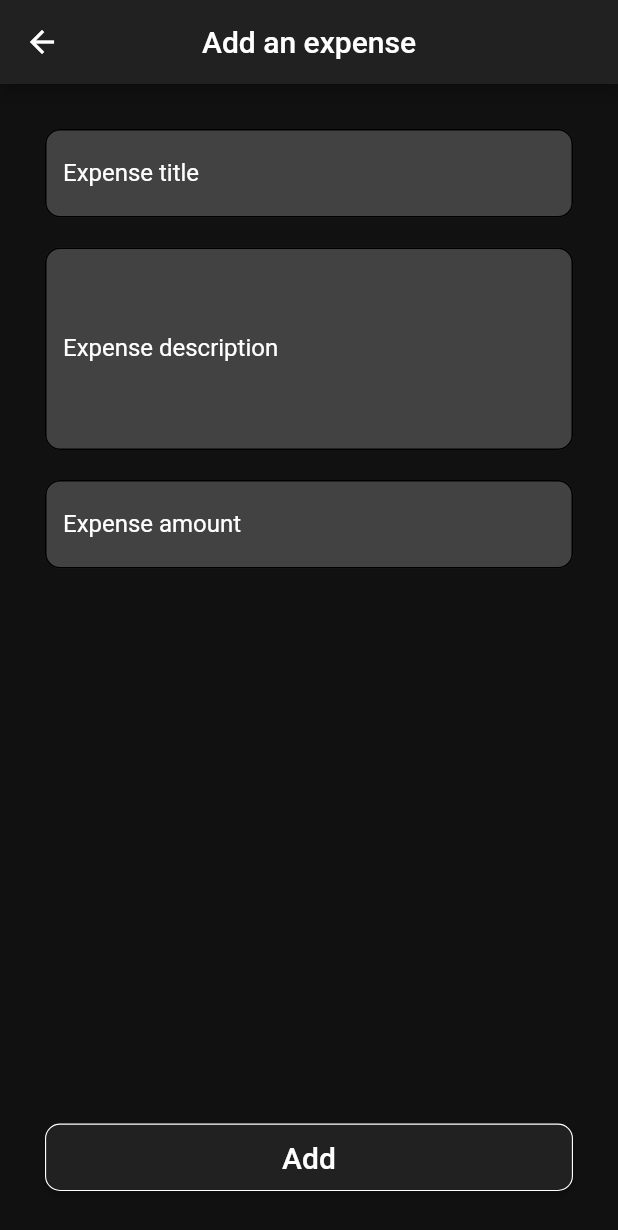
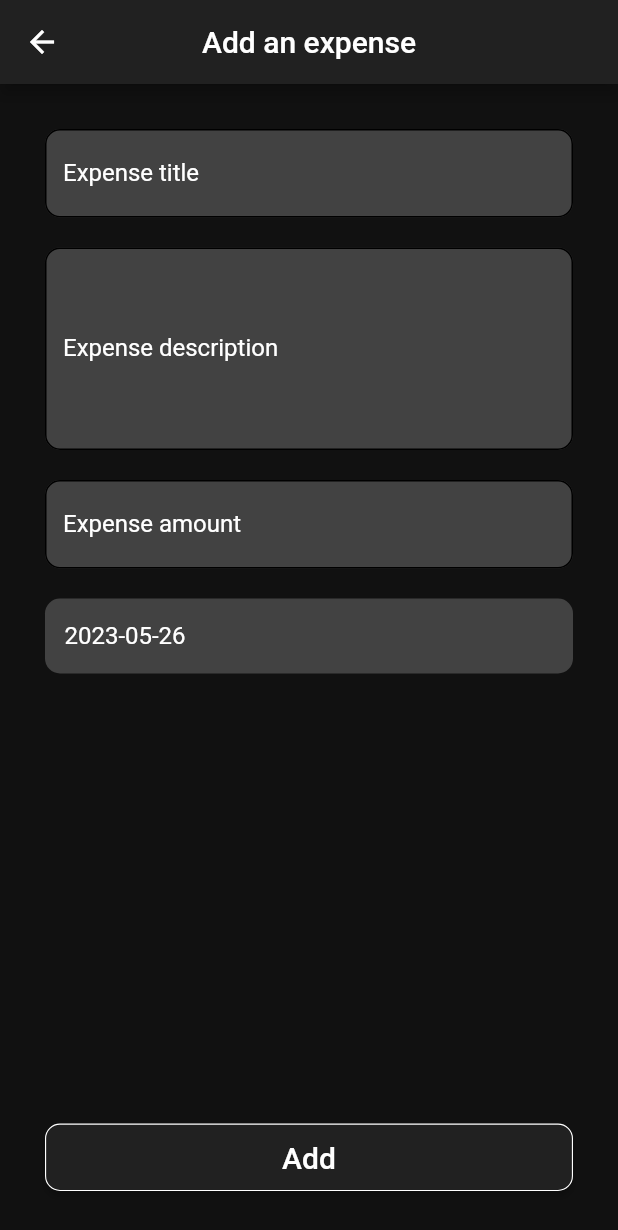
Before and after one commit to najo-al/ExpensesCalculator, a Flutter app: the ExpenseScreen screen opened directly, after a tap on "Add", on a phone screen of 412 x 824 dp. Shown: the top 1230 px of the screen. Run offline on Flutter 3.47's test engine with Material 2 defaults, Android fonts, the phone set to English and light mode, and no system bars; our stand-ins replace google_nav_bar, hive_flutter; accounts and stored records are empty.

Commit message:
Bug fixes -fixed bug when editing and deleting an expense

```diff
--- a/lib/components/expense.dart
+++ b/lib/components/expense.dart
@@ -4,7 +4,7 @@ class ExpenseComponent extends StatelessWidget {
   final String title;
   final String value;
 
-  ExpenseComponent({required this.title, required this.value});
+  const ExpenseComponent({super.key, required this.title, required this.value});
 
   @override
   Widget build(BuildContext context) {
--- a/lib/components/expense_input.dart
+++ b/lib/components/expense_input.dart
@@ -7,7 +7,7 @@ class ExpenseInputComponent extends StatelessWidget {
   final String? maxLines;
   final TextInputType keyboardType;
 
-  ExpenseInputComponent({
+  const ExpenseInputComponent({super.key,
     required this.controller,
     required this.hintText,
     required this.labelText,
@@ -29,13 +29,13 @@ class ExpenseInputComponent extends StatelessWidget {
           hintText: hintText,
           hintStyle: TextStyle(color: Colors.grey.shade400),
           labelText: labelText,
-          labelStyle: TextStyle(color: Colors.white),
-          enabledBorder: OutlineInputBorder(
+          labelStyle: const TextStyle(color: Colors.white),
+          enabledBorder: const OutlineInputBorder(
             borderRadius: BorderRadius.all(Radius.circular(10.0)),
             // borderSide: BorderSide(color: Colors.white, width: 2.0),
           ),
           focusedBorder: OutlineInputBorder(
-            borderRadius: BorderRadius.all(Radius.circular(10.0)),
+            borderRadius: const BorderRadius.all(Radius.circular(10.0)),
             borderSide: BorderSide(
                 color: Theme.of(context).colorScheme.secondary, width: 2.0),
           ),
--- a/lib/main.dart
+++ b/lib/main.dart
@@ -1,3 +1,4 @@
+// ignore_for_file: unused_local_variable
 import 'package:flutter/material.dart';
 import 'package:gradproject/screens/expenses_screen.dart';
 import 'package:hive_flutter/hive_flutter.dart';
@@ -21,9 +22,9 @@ class MyApp extends StatelessWidget {
       theme: ThemeData(
         colorScheme: ColorScheme.fromSwatch().copyWith(
           primary: Colors.grey.shade900,
-          secondary: Color.fromARGB(255, 230, 169, 197),
+          secondary: const Color.fromARGB(255, 230, 169, 197),
           tertiary: Colors.grey.shade800,
-          background: Color.fromARGB(255, 17, 17, 17),
+          background: const Color.fromARGB(255, 17, 17, 17),
         ),
       ),
       home: const ExpensesScreen(),
--- a/lib/models/expenses_model.dart
+++ b/lib/models/expenses_model.dart
@@ -1,12 +1,12 @@
 class Expense {
-  final int? id;
+  final String id;
   final String title;
   final double amount;
   final String description;
   final DateTime date;
 
   const Expense({
-    this.id,
+    required this.id,
     required this.title,
     required this.amount,
     required this.description,
--- a/lib/screens/expense_screen.dart
+++ b/lib/screens/expense_screen.dart
@@ -1,8 +1,9 @@
 import 'package:flutter/material.dart';
 import 'package:gradproject/components/expense_input.dart';
 import 'package:gradproject/models/expenses_model.dart';
-import 'package:gradproject/services/database_helper.dart';
+import 'package:gradproject/screens/expenses_screen.dart';
 import 'package:hive_flutter/hive_flutter.dart';
+import 'package:uuid/uuid.dart';
 
 class ExpenseScreen extends StatefulWidget {
   final Expense? expense;
@@ -15,12 +16,11 @@ class ExpenseScreen extends StatefulWidget {
       {DateTime? startDate, DateTime? endDate}) async {
     final _myDb = Hive.box('expenses');
 
-    // filter by date
     if (startDate != null && endDate != null) {
       final data = _myDb.keys.map((key) {
         final item = _myDb.get(key);
         return {
-          "id": key,
+          "id": item['id'],
           "title": item['title'],
           "description": item['description'],
           "amount": item['amount'],
@@ -30,11 +30,9 @@ class ExpenseScreen extends StatefulWidget {
 
       final filteredData = data.reversed.toList().where((element) {
         final date = element['date'];
-        print(date);
         return date.isAfter(startDate) && date.isBefore(endDate);
       }).toList();
 
-      print(filteredData);
       return filteredData;
     }
 
@@ -47,14 +45,44 @@ class _ExpenseScreenState extends State<ExpenseScreen> {
 
   final _myDb = Hive.box('expenses');
 
-  void _writeData(Map<String, dynamic> data, [index]) async {
+  void _writeData(Map<String, dynamic> data, [id]) async {
+    List _temp = [];
+    var tempVal;
     if (widget.expense != null) {
-      // show all componenets of db
-      print({_myDb.keys, _myDb.values});
+      await _readData().then((value) {
+        tempVal = value.reversed.toList();
+        print('READDATA: $tempVal');
+        return;
+        for (int i = 0; i < value.length; i++) {
+          _temp.add(value[i]);
+          // print('TEMP ADD ${value[i]}');
+          _temp = _temp.reversed.toList();
+          // if (value[i]['id'] == widget.expense!.id) {
+          //   print('VALUE: $value');
+          //   print('VALUE INDEX: ${value[i]}');
+          //   print('MYDB INDEX: ${_myDb.getAt(i)}');
+          //   _te
+          //   // _myDb.putAt(i, data);
+          // }
+        }
+      });
+      // print('TEMP: ${_temp}');
+      // print('READ ${tempVal[0]}');
+      // print('MYDB INDEX: ${await _myDb.getAt(0)}');
 
-      await _myDb.putAt(index, data);
+      // print('DB: ${_myDb.toMap()}');
+      for (int i = 0; i < tempVal.length; i++) {
+        if (tempVal[i]['id'] == id) {
+          // print('ID: $id');
+          // print('TEMPVAL: ${tempVal[i]}');
+          // print('MYDB: ${await _myDb.getAt(i)}');
+          _myDb.putAt(i, data);
+        }
+      }
+
       return;
     }
+    print(data);
     await _myDb.add(data);
     // _readData();
   }
@@ -63,7 +91,7 @@ class _ExpenseScreenState extends State<ExpenseScreen> {
     final data = _myDb.keys.map((key) {
       final item = _myDb.get(key);
       return {
-        "id": key,
+        "id": item['id'],
         "title": item['title'],
         "description": item['description'],
         "amount": item['amount'],
@@ -79,6 +107,7 @@ class _ExpenseScreenState extends State<ExpenseScreen> {
   final _titleController = TextEditingController();
   final _descriptionController = TextEditingController();
   final _amountController = TextEditingController();
+  DateTime _date = DateTime.now();
 
   @override
   void initState() {
@@ -97,6 +126,7 @@ class _ExpenseScreenState extends State<ExpenseScreen> {
   @override
   Widget build(BuildContext context) {
     return Scaffold(
+      resizeToAvoidBottomInset: false,
       backgroundColor: Theme.of(context).colorScheme.background,
       appBar: AppBar(
         title: Text(widget.expense == null ? 'Add an expense' : 'Edit expense'),
@@ -128,6 +158,41 @@ class _ExpenseScreenState extends State<ExpenseScreen> {
               keyboardType: TextInputType.number,
               // maxLines: '1',
             ),
+            // DATE SELECTOR FOR DEBUGGING PURPOSES
+            Container(
+              padding: const EdgeInsets.symmetric(horizontal: 5),
+              width: MediaQuery.of(context).size.width * 0.9,
+              height: 50,
+              decoration: BoxDecoration(
+                color: Colors.grey.shade800,
+                borderRadius: const BorderRadius.all(Radius.circular(10.0)),
+              ),
+              child: TextButton(
+                onPressed: () async {
+                  final DateTime? picked = await showDatePicker(
+                    context: context,
+                    initialDate: DateTime.now(),
+                    firstDate: DateTime(2015, 8),
+                    lastDate: DateTime(2101),
+                  );
+                  if (picked != null)
+                    setState(() {
+                      _date = picked;
+                    });
+                },
+                child: Align(
+                  alignment: Alignment.centerLeft,
+                  child: Text(
+                    "$_date".split(' ')[0],
+                    style: const TextStyle(
+                        fontSize: 16,
+                        fontWeight: FontWeight.normal,
+                        color: Colors.white),
+                  ),
+                ),
+              ),
+            ),
+
             const Spacer(),
             Padding(
               padding: const EdgeInsets.only(bottom: 20.0),
@@ -147,24 +212,42 @@ class _ExpenseScreenState extends State<ExpenseScreen> {
                     }
 
                     if (widget.expense != null) {
+                      // print('YOOOOO ${widget.expense!.id}');
                       _writeData({
+                        'id': widget.expense!.id,
                         'title': _titleController.value.text,
                         'description': _descriptionController.value.text,
                         'amount': _amountController.value.text,
-                        'date': DateTime.now(),
+                        'date': _date,
+                        // 'date': DateTime.now(),
                       }, widget.expense!.id);
-                      Navigator.pop(context);
+                      Navigator.pushAndRemoveUntil(
+                        context,
+                        MaterialPageRoute(
+                            builder: (context) => const ExpensesScreen()),
+                        (route) => false,
+                      );
+
                       return;
                     }
 
+                    print('yoooooo');
+
                     _writeData({
+                      'id': const Uuid().v4(),
                       'title': _titleController.value.text,
                       'description': _descriptionController.value.text,
                       'amount': _amountController.value.text,
-                      'date': DateTime.now(),
+                      'date': _date,
+                      // 'date': DateTime.now(),
                     });
 
-                    Navigator.pop(context);
+                    Navigator.pushAndRemoveUntil(
+                      context,
+                      MaterialPageRoute(
+                          builder: (context) => const ExpensesScreen()),
+                      (route) => false,
+                    );
                   },
                   style: ButtonStyle(
                     shape: MaterialStateProperty.all(
--- a/pubspec.yaml
+++ b/pubspec.yaml
@@ -40,6 +40,7 @@ dependencies:
   hive: ^2.2.3
   hive_flutter: ^1.1.0
   flutter_slidable: ^3.0.0
+  uuid: ^3.0.7
 
 dev_dependencies:
   flutter_test:
```
Also changed, not shown: lib/screens/budget_screen.dart (+4 -8 lines), lib/screens/expenses_screen.dart (+27 -26 lines), lib/services/database_helper.dart (deleted, +0 -9 lines), pubspec.lock.
